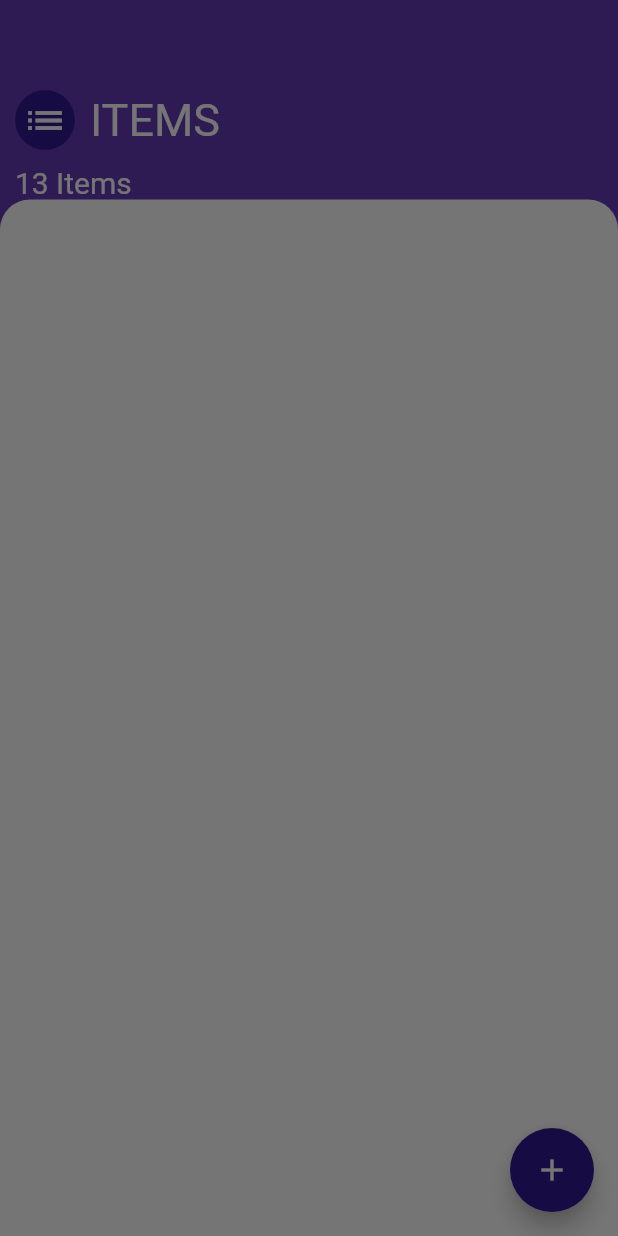
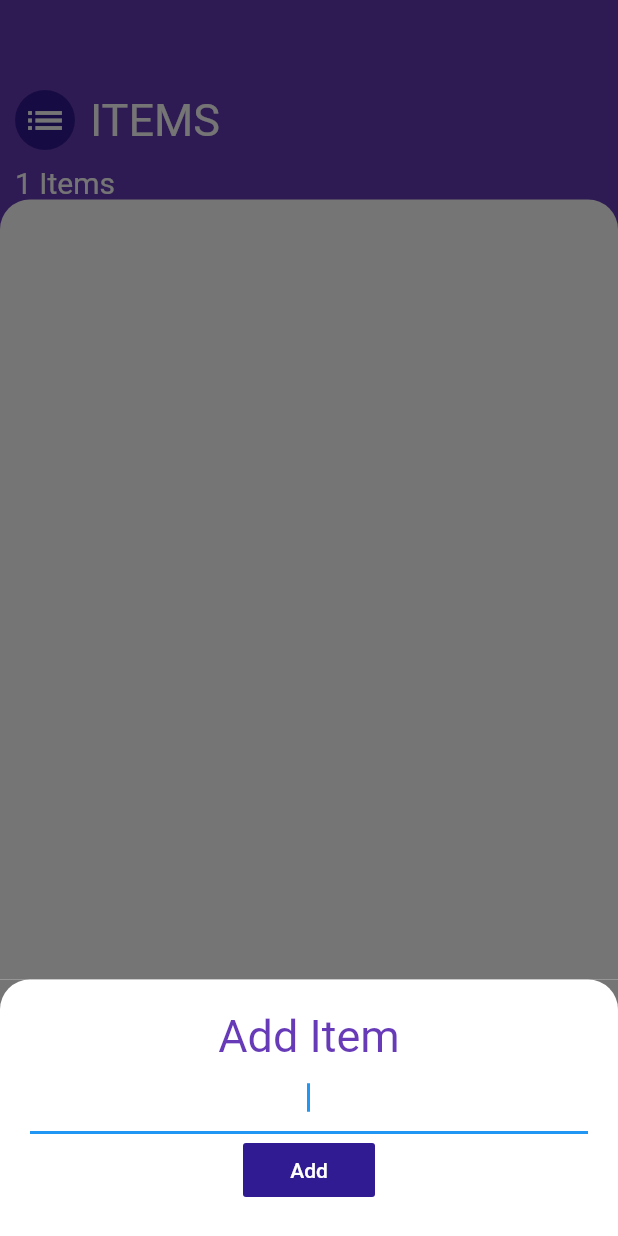
Before and after one commit to navdeepduvedi/ShopKarrt_Flutter, a Flutter app: the screen it shows after launch, after a tap on the "add" icon, on a phone screen of 412 x 824 dp. Run offline on Flutter 3.47's test engine with Material 2 defaults, Android fonts, the phone set to English and light mode, and no system bars.

```diff
--- /dev/null
+++ b/shopkarrt/lib/add_itemScreen.dart
@@ -0,0 +1,54 @@
+import 'package:flutter/material.dart';
+import 'package:provider/provider.dart';
+import 'itemData.dart';
+class additem extends StatelessWidget {
+  String newItem;
+  @override
+  Widget build(BuildContext context) {
+    return Container(
+      color: Color(0xff757575),
+      child: Container(
+        padding: EdgeInsets.all(20.0),
+        decoration: BoxDecoration(
+          color: Colors.white,
+          borderRadius: BorderRadius.only(
+              topLeft: Radius.circular(20.0),
+            topRight: Radius.circular(20.0),
+          ),
+        ),
+
+      child: Column(children: <Widget>[
+        Text(
+          'Add Item',
+          textAlign:TextAlign.center,
+          style: TextStyle(
+            color: Colors.deepPurple,
+            fontSize: 30.0
+          ),
+        ),
+        TextField(
+           autofocus: true,
+              textAlign: TextAlign.center,
+              onChanged: (newText) {
+                newItem = newText;
+              },
+
+        ),
+        FlatButton(
+          onPressed: () {
+            Provider.of<Itemdata>(context).addItems(newItem);
+            Navigator.pop(context);
+          },
+          color: Colors.deepPurple[900],
+          child: Text(
+            'Add',
+            style: TextStyle(
+              color:Colors.white
+            ),
+          ),
+        )
+      ],),
+      )
+    );
+  }
+}
--- /dev/null
+++ b/shopkarrt/lib/itemData.dart
@@ -0,0 +1,19 @@
+import 'package:flutter/material.dart';
+import 'items.dart';
+import 'dart:collection';
+
+class Itemdata extends ChangeNotifier{
+
+List<items> item = [
+  items(name: 'Eggs 2 Dozen'),
+];
+int get itemCount{
+    return item.length;
+}
+void addItems(String itemName){
+  final newitem = items(name: itemName);
+  item.add(newitem);
+  notifyListeners();
+}
+
+}
--- a/shopkarrt/lib/listScreen.dart
+++ b/shopkarrt/lib/listScreen.dart
@@ -1,5 +1,7 @@
 import 'package:flutter/material.dart';
-
+import 'package:shopkarrt/add_itemScreen.dart';
+import 'package:provider/provider.dart';
+import 'itemData.dart';
 class listscreen extends StatelessWidget {
 
 
@@ -13,10 +15,10 @@ class listscreen extends StatelessWidget {
         onPressed: (){
           showModalBottomSheet(
             context: context,
-            isScrollControlled: true,
+
             builder:(context)=>SingleChildScrollView(
               child:Container(
-
+                child: additem(),
               )
             )
             );
@@ -56,7 +58,7 @@ class listscreen extends StatelessWidget {
                     height: 10.0,
                   ),
                   Text(
-                    "13 Items",
+                    "${Provider.of<Itemdata>(context).itemCount} Items",
                     style: TextStyle(
                       color: Colors.white,
                       fontSize: 20.0
--- a/shopkarrt/lib/listview.dart
+++ b/shopkarrt/lib/listview.dart
@@ -1,11 +1,13 @@
 import 'package:flutter/material.dart';
+
+import 'package:shopkarrt/itemtile.dart';
 
 class itemlist extends StatelessWidget {
   @override
   Widget build(BuildContext context) {
     return ListView.builder(
       itemBuilder: (context,index){
-
-    })
+        return itemTile();
+    });
   }
 }
--- a/shopkarrt/lib/main.dart
+++ b/shopkarrt/lib/main.dart
@@ -1,7 +1,21 @@
+
 import 'package:flutter/material.dart';
+import 'package:shopkarrt/itemData.dart';
 import 'listScreen.dart';
+import 'package:provider/provider.dart';
 void main() {
-  runApp(MaterialApp(
-    home: listscreen(),
-  ));
+  runApp(MyApp());
 }
+
+class MyApp extends StatelessWidget {
+
+  @override
+  Widget build(BuildContext context) {
+    return ChangeNotifierProvider(
+      create: (context) => Itemdata(),
+      child: MaterialApp(
+      home: listscreen(),
+      ),
+    );
+  }
+}
--- a/shopkarrt/pubspec.yaml
+++ b/shopkarrt/pubspec.yaml
@@ -28,6 +28,7 @@ dependencies:
   # The following adds the Cupertino Icons font to your application.
   # Use with the CupertinoIcons class for iOS style icons.
   cupertino_icons: ^0.1.3
+  provider: ^4.3.1
 
 dev_dependencies:
   flutter_test:
```
Also changed, not shown: shopkarrt/pubspec.lock.
